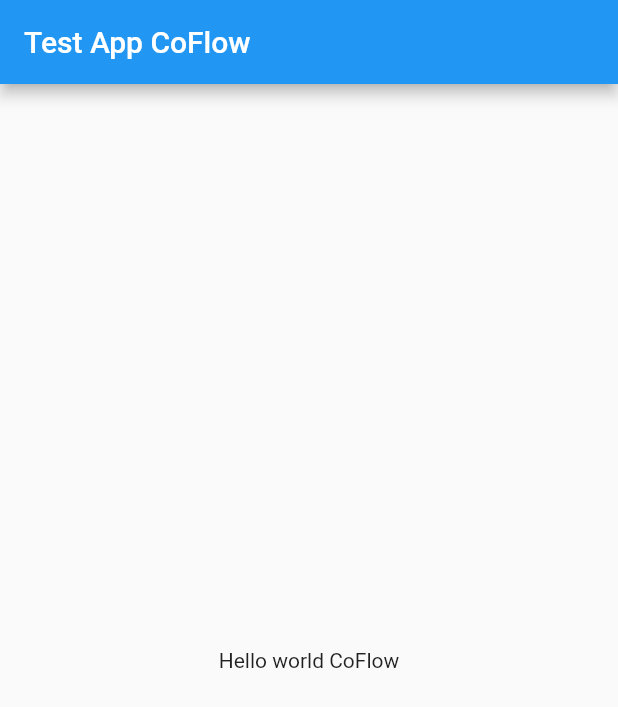
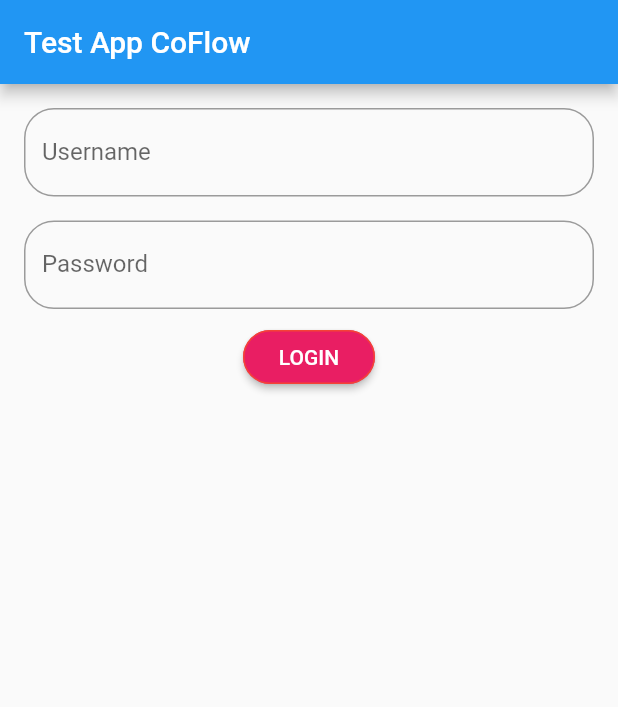
Before and after one commit to berkayismus/test_app, a Flutter app: the screen it shows after launch, on a phone screen of 412 x 824 dp. Shown: the top 707 px of the screen. Run offline on Flutter 3.47's test engine with Material 2 defaults, Android fonts, the phone set to English and light mode, and no system bars.

Commit message:
login page design ok

```diff
--- a/lib/main.dart
+++ b/lib/main.dart
@@ -1,4 +1,8 @@
+import 'dart:convert';
+
 import 'package:flutter/material.dart';
+import 'package:test_app/services/login_api.dart';
+import 'package:test_app/widgets/cus_text_field.dart';
 
 void main() => runApp(MyApp());
 
@@ -19,15 +23,96 @@ class MyAppScaffold extends StatefulWidget {
 }
 
 class _MyAppScaffoldState extends State<MyAppScaffold> {
+  // controllers for text
+  TextEditingController _userNameTextController;
+  TextEditingController _userPasswordTextController;
+
+  @override
+  void initState() {
+    super.initState();
+    _userNameTextController = TextEditingController();
+    _userPasswordTextController = TextEditingController();
+  }
+
+  @override
+  void dispose() {
+    _userNameTextController.dispose();
+    _userPasswordTextController.dispose();
+    super.dispose();
+  }
+
   @override
   Widget build(BuildContext context) {
     return Scaffold(
       appBar: AppBar(
         title: Text('Test App CoFlow'),
       ),
-      body: Center(
-        child: Text('Hello world CoFlow'),
+      body: SingleChildScrollView(
+        child: Padding(
+          padding: const EdgeInsets.all(8.0),
+          child: Column(
+            mainAxisAlignment: MainAxisAlignment.center,
+            children: [
+              Row(
+                children: [
+                  Expanded(
+                    child: CusTextField(
+                      textEditingController: _userNameTextController,
+                      labelText: 'Username',
+                      hintText: 'Please enter your username',
+                      isPasswordInput: false,
+                    ),
+                  ),
+                ],
+              ),
+              Row(
+                children: [
+                  Expanded(
+                    child: CusTextField(
+                      textEditingController: _userPasswordTextController,
+                      labelText: 'Password',
+                      hintText: 'Please enter your password',
+                      isPasswordInput: true,
+                    ),
+                  ),
+                ],
+              ),
+              Row(
+                mainAxisAlignment: MainAxisAlignment.center,
+                children: [
+                  RaisedButton(
+                    onPressed: _onLoginPressed,
+                    child: Text('LOGIN'),
+                    color: Colors.pink,
+                    textColor: Colors.white,
+                    shape: RoundedRectangleBorder(
+                        borderRadius: BorderRadius.circular(18.0),
+                        side: BorderSide(color: Colors.red)),
+                  ),
+                ],
+              ),
+            ],
+          ),
+        ),
       ),
     );
   }
+
+  void _onLoginPressed() {
+    // TODO: if login button clicked operations
+    String userName = _userNameTextController.text;
+    String userPassword = _userPasswordTextController.text;
+    LoginApi.userLogin(userName, userPassword).then((response) {
+      Map returnMessage = jsonDecode(response.body);
+      _userLoginControl(returnMessage);
+    });
+  }
+
+  void _userLoginControl(Map returnMessage) {
+    if (returnMessage['result'] == 1) {
+      print('Login OK');
+    } else {
+      print('Login not OK');
+    }
+  }
 }
--- /dev/null
+++ b/lib/services/constants.dart
@@ -0,0 +1 @@
+const String kBaseUrl = 'https://goraydepo.artificial.works/Api/Workshop';
--- /dev/null
+++ b/lib/services/login_api.dart
@@ -0,0 +1,14 @@
+import 'package:http/http.dart' as http;
+import 'constants.dart';
+
+class LoginApi {
+  static Future userLogin(String userName, String userPassword) async {
+    Map postData = {'username': userName, 'password': userPassword};
+    var response = await http.post('$kBaseUrl/Login', body: postData);
+    if (response.statusCode == 200) {
+      return response;
+    } else {
+      throw ('user login service error');
+    }
+  }
+}
--- /dev/null
+++ b/lib/widgets/cus_text_field.dart
@@ -0,0 +1,33 @@
+import 'package:flutter/material.dart';
+
+class CusTextField extends StatelessWidget {
+  final TextEditingController textEditingController;
+  final bool isPasswordInput;
+  final String labelText;
+  final String hintText;
+
+  // constructor with named parameter
+  CusTextField(
+      {@required this.textEditingController,
+      @required this.isPasswordInput,
+      this.hintText,
+      @required this.labelText});
+
+  @override
+  Widget build(BuildContext context) {
+    return Container(
+      margin: EdgeInsets.all(8.0),
+      child: TextField(
+        controller: textEditingController,
+        obscureText: isPasswordInput ?? false,
+        decoration: InputDecoration(
+          border: OutlineInputBorder(
+            borderRadius: BorderRadius.all(Radius.circular(20)),
+          ),
+          labelText: labelText,
+          hintText: hintText,
+        ),
+      ),
+    );
+  }
+}
--- a/pubspec.yaml
+++ b/pubspec.yaml
@@ -23,6 +23,7 @@ environment:
 dependencies:
   flutter:
     sdk: flutter
+  http: ^0.12.2
 
 
   # The following adds the Cupertino Icons font to your application.
```
Also changed, not shown: pubspec.lock.
